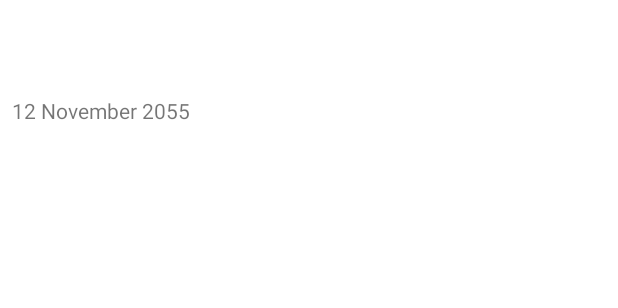
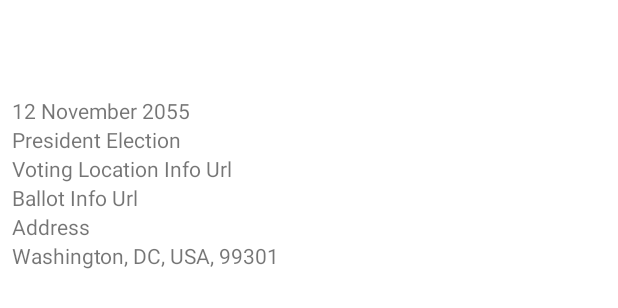
Before and after one commit to Darshan-Anand/PoliticalPreparedness, an Android app: the layout fragment_voter_info.xml on its own in the app's theme, with its tools: preview values and no code run, on a phone screen of 412 x 824 dp. Shown: the top 308 px of the screen. Run offline under Robolectric (Android 15) with nearby library versions, the phone set to English and light mode, and no system bars.

Commit message:
VoterInfo is loading and uri are opening in browser

```diff
--- a/app/src/main/java/com/example/android/politicalpreparedness/network/models/VoterInfoResponse.kt
+++ b/app/src/main/java/com/example/android/politicalpreparedness/network/models/VoterInfoResponse.kt
@@ -5,8 +5,8 @@ import com.squareup.moshi.JsonClass
 @JsonClass(generateAdapter = true)
 class VoterInfoResponse (
     val election: Election,
-    val pollingLocations: String? = null, //TODO: Future Use
-    val contests: String? = null, //TODO: Future Use
+    //val pollingLocations: String? = null, //TODO: Future Use
+    //val contests: String? = null, //TODO: Future Use
     val state: List<State>? = null,
-    val electionElectionOfficials: List<ElectionOfficial>? = null
+    //val electionElectionOfficials: List<ElectionOfficial>? = null
 )
--- a/app/src/main/res/layout/fragment_voter_info.xml
+++ b/app/src/main/res/layout/fragment_voter_info.xml
@@ -4,20 +4,32 @@
     xmlns:tools="http://schemas.android.com/tools">
 
     <!-- TODO: Add data binding node for Voter Info ViewModel -->
+    <data>
+        <variable
+            name="viewModel"
+            type="com.example.android.politicalpreparedness.election.VoterInfoViewModel" />
+        <variable
+            name="election"
+            type="com.example.android.politicalpreparedness.network.models.Election" />
+        <variable
+            name="stateAdministrationBody"
+            type="com.example.android.politicalpreparedness.network.models.AdministrationBody" />
+    </data>
 
     <androidx.constraintlayout.widget.ConstraintLayout
         android:layout_width="match_parent"
         android:layout_height="match_parent"
         tools:context="com.example.android.politicalpreparedness.MainActivity">
 
-        <!-- TODO: Add title to toolbar -->
         <androidx.appcompat.widget.Toolbar
             android:id="@+id/election_name"
             android:layout_width="match_parent"
             android:layout_height="wrap_content"
             android:padding="@dimen/default_padding"
             android:singleLine="true"
-            app:layout_constraintTop_toTopOf="parent" />
+            app:layout_constraintTop_toTopOf="parent"
+            app:title="@{election.name}"
+            tools:title="Test Election"/>
 
         <!-- TODO: Add visual styling -->
         <TextView
@@ -26,6 +38,7 @@
             android:layout_height="wrap_content"
             android:layout_margin="@dimen/default_padding"
             app:layout_constraintTop_toBottomOf="@id/election_name"
+            android:text="@{election.electionDay.toString()}"
             tools:text="12 November 2055" />
 
         <!-- TODO: Add visual styling and content -->
@@ -34,7 +47,9 @@
             android:layout_width="wrap_content"
             android:layout_height="wrap_content"
             app:layout_constraintTop_toBottomOf="@id/election_date"
-            app:layout_constraintStart_toStartOf="@id/election_date" />
+            app:layout_constraintStart_toStartOf="@id/election_date"
+            android:text="@{stateAdministrationBody.name}"
+            tools:text="President Election"/>
 
         <!-- TODO: Add click binding to open web URL -->
         <!-- TODO: Add visual styling and content -->
@@ -43,7 +58,9 @@
             android:layout_width="wrap_content"
             android:layout_height="wrap_content"
             app:layout_constraintTop_toBottomOf="@id/state_header"
-            app:layout_constraintStart_toStartOf="@id/election_date" />
+            app:layout_constraintStart_toStartOf="@id/election_date"
+            android:text="@{stateAdministrationBody.votingLocationFinderUrl}"
+            tools:text="Voting Location Info Url"/>
 
         <!-- TODO: Add click binding to open web URL -->
         <!-- TODO: Add visual styling and content -->
@@ -52,7 +69,9 @@
             android:layout_width="wrap_content"
             android:layout_height="wrap_content"
             app:layout_constraintTop_toBottomOf="@id/state_locations"
-            app:layout_constraintStart_toStartOf="@id/election_date" />
+            app:layout_constraintStart_toStartOf="@id/election_date"
+            android:text="@{stateAdministrationBody.ballotInfoUrl}"
+            tools:text="Ballot Info Url" />
 
         <androidx.constraintlayout.widget.Group
             android:id="@+id/address_group"
@@ -66,7 +85,8 @@
             android:layout_width="wrap_content"
             android:layout_height="wrap_content"
             app:layout_constraintTop_toBottomOf="@id/state_ballot"
-            app:layout_constraintStart_toStartOf="@id/election_date" />
+            app:layout_constraintStart_toStartOf="@id/election_date"
+            android:text="Address"/>
 
         <!-- TODO: Add data binding -->
         <TextView
@@ -74,7 +94,9 @@
             android:layout_width="wrap_content"
             android:layout_height="wrap_content"
             app:layout_constraintTop_toBottomOf="@id/state_correspondence_header"
-            app:layout_constraintStart_toStartOf="@id/election_date" />
+            app:layout_constraintStart_toStartOf="@id/election_date"
+            android:text="@{stateAdministrationBody.correspondenceAddress.toString()}"
+            tools:text="Washington, DC, USA, 99301"/>
 
         <!-- TODO: Add button to save election to Room -->
 
```
Also changed, not shown: app/src/main/java/com/example/android/politicalpreparedness/Repository.kt (+11 -3 lines), app/src/main/java/com/example/android/politicalpreparedness/election/ElectionsFragment.kt (+1 -6 lines), app/src/main/java/com/example/android/politicalpreparedness/election/VoterInfoFragment.kt (+49 -7 lines), app/src/main/java/com/example/android/politicalpreparedness/election/VoterInfoViewModel.kt (+44 -2 lines), app/src/main/java/com/example/android/politicalpreparedness/election/VoterInfoViewModelFactory.kt (+7 -3 lines), app/src/main/java/com/example/android/politicalpreparedness/network/CivicsApiService.kt (+8 -3 lines), app/src/main/java/com/example/android/politicalpreparedness/network/models/Election.kt (+9 -3 lines), app/src/main/res/navigation/nav_graph.xml (+2 -5 lines).
